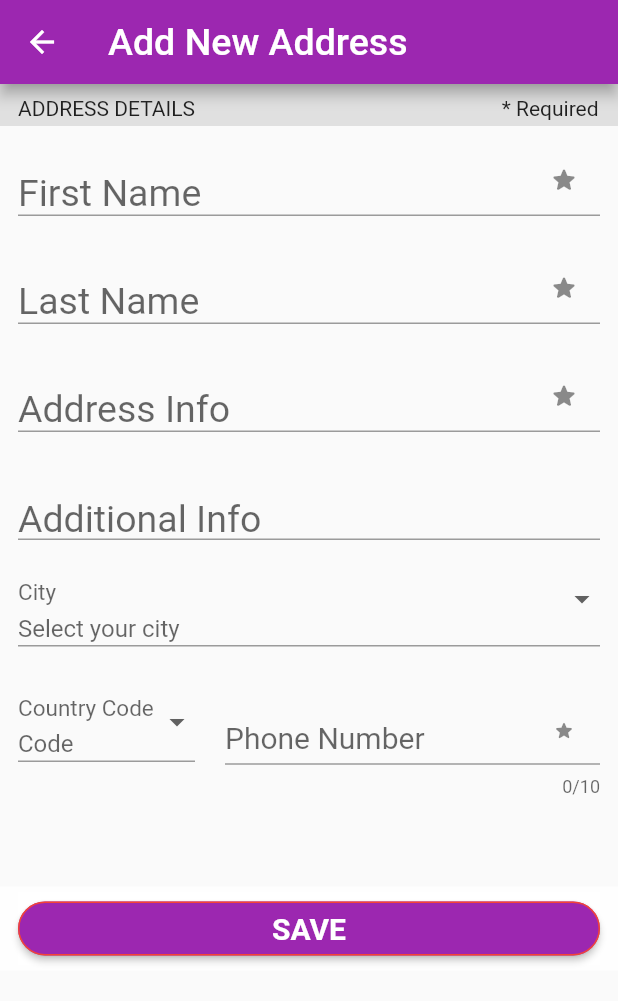
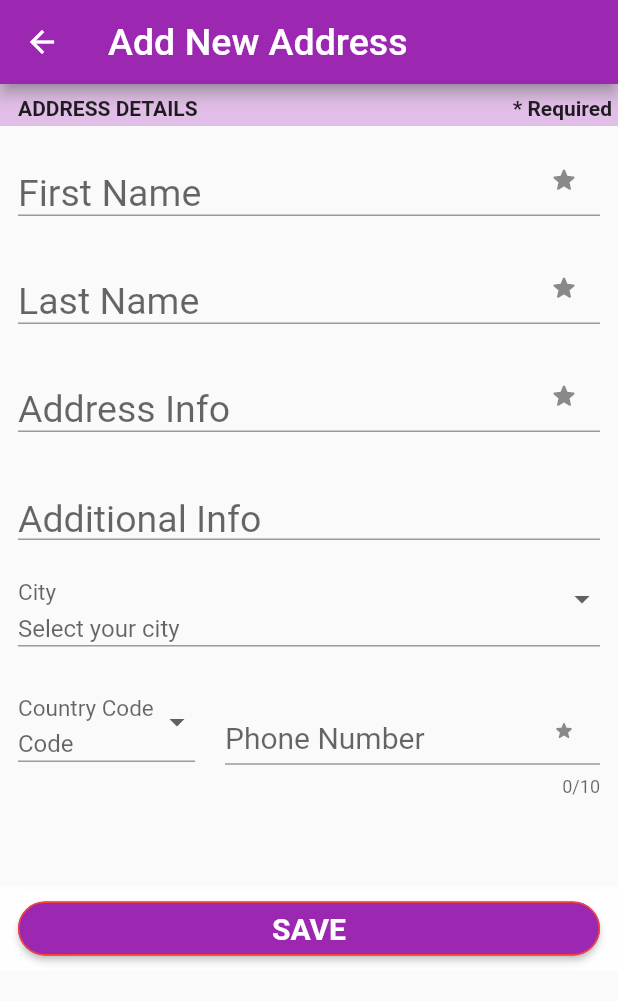
Before and after one commit to Youssef-Mostafa2000/E-Commerce-System, a Flutter app: the FormScreen screen opened by its route, on a phone screen of 412 x 824 dp. Shown: the top 1001 px of the screen. Run offline on Flutter 3.47's test engine with Material 2 defaults, Android fonts, the light colour scheme and no system bars; our stand-ins replace carousel_pro, cloud_firestore, firebase_auth, firebase_core, google_sign_in; missing offline and left inert: multilevel_drawer; accounts and stored records are empty.

Commit message:
Updates in UI

```diff
--- a/Sasa_Hammam/form/lib/form_screen.dart
+++ b/Sasa_Hammam/form/lib/form_screen.dart
@@ -48,13 +48,18 @@ class _FormScreenState extends State<FormScreen> {
               mainAxisAlignment: MainAxisAlignment.start,
               children: [
                 Container(
-                  width: double.infinity,
-                  padding: EdgeInsets.fromLTRB(12, 8, 4, 4),
-                  color: Colors.grey[300],
-                  child: Text(
-                    "ADDRESS DETAILS                                                           * Required",
-                  ),
-                ),
+                    width: double.infinity,
+                    padding: EdgeInsets.fromLTRB(12, 8, 4, 4),
+                    color: Colors.purple[100],
+                    child: Row(
+                      mainAxisAlignment: MainAxisAlignment.spaceBetween,
+                      children: [
+                        Text('ADDRESS DETAILS',
+                            style: TextStyle(fontWeight: FontWeight.bold)),
+                        Text('* Required',
+                            style: TextStyle(fontWeight: FontWeight.bold))
+                      ],
+                    )),
                 _buildFirstName(),
                 _buildLastName(),
                 _buildAddress(),
```
